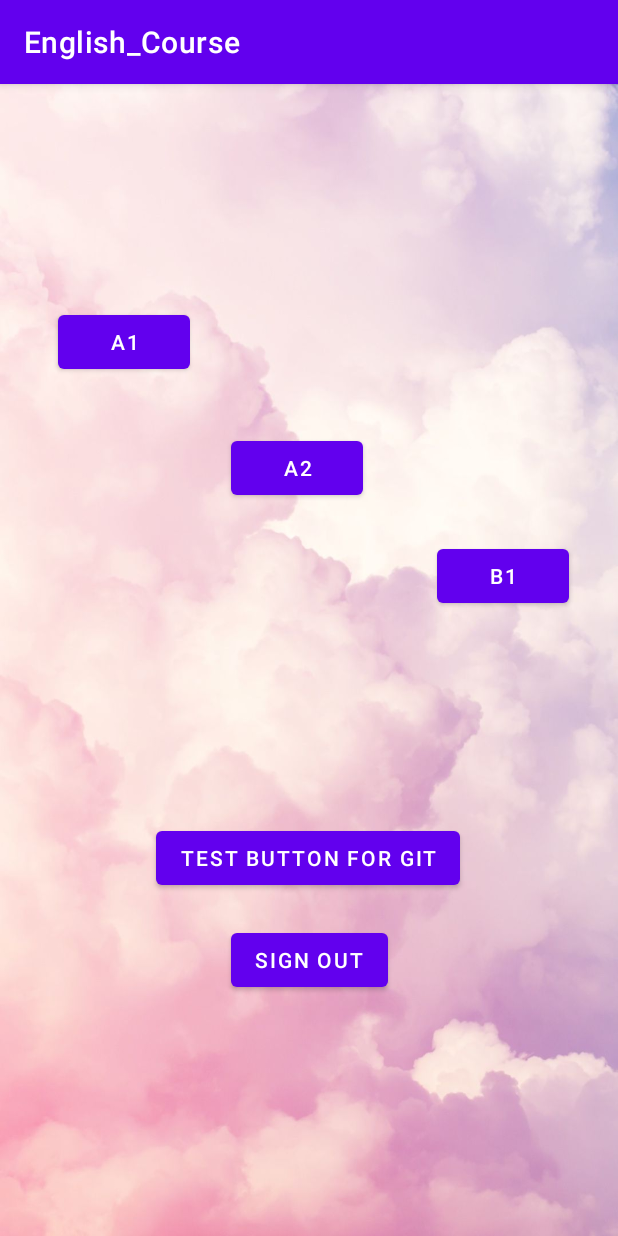
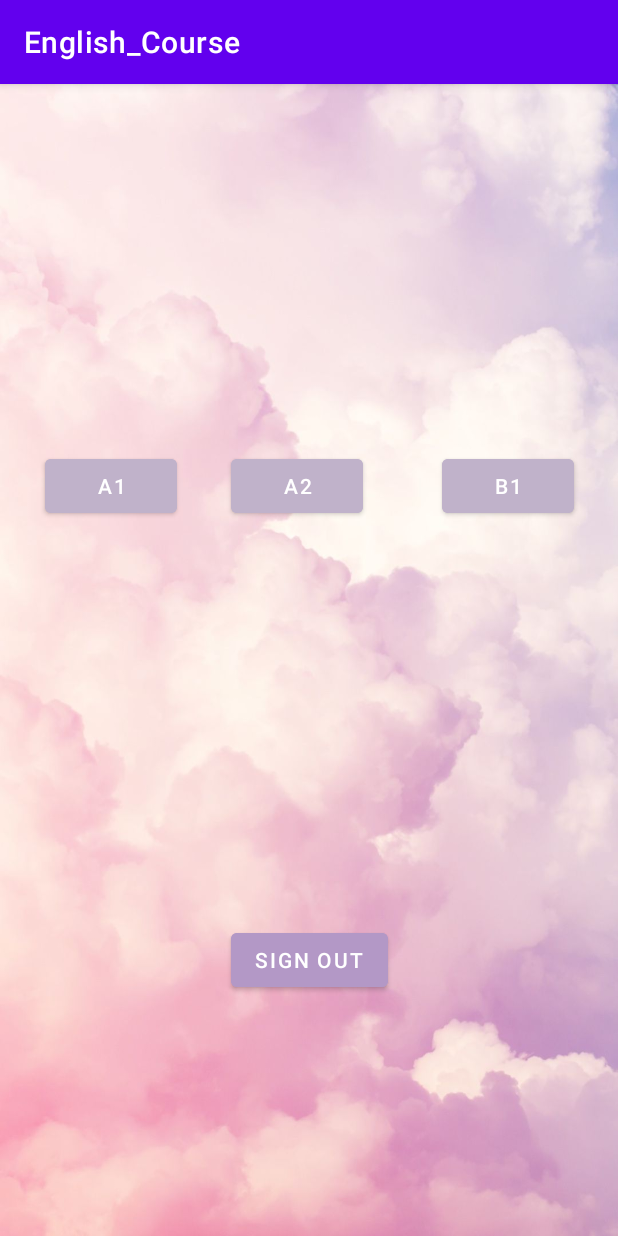
Before and after one commit to HollowCloud/English_Course, an Android app: the screen it shows after launch once a user with an empty profile is signed in (MainThreeActivity), on a phone screen of 412 x 824 dp. Run offline under Robolectric (Android 15) with nearby library versions, the phone set to English and light mode, and no system bars; our stand-ins replace Firebase (no records; nobody signed in at launch, a user with empty details on screens opened directly).

Commit message:
Color of the buttons were altered

```diff
--- a/app/src/main/res/layout/activity_main_three.xml
+++ b/app/src/main/res/layout/activity_main_three.xml
@@ -17,16 +17,6 @@
 <!--    -->
 <!--</LinearLayout>-->
 
-    <Button
-        android:id="@+id/btn_"
-        android:layout_width="wrap_content"
-        android:layout_height="wrap_content"
-        android:layout_marginBottom="228dp"
-        android:text="Test Button For Git"
-        app:layout_constraintBottom_toBottomOf="parent"
-        app:layout_constraintEnd_toEndOf="parent"
-        app:layout_constraintHorizontal_bias="0.497"
-        app:layout_constraintStart_toStartOf="parent" />
 
     <Button
         android:id="@+id/btn_signout"
@@ -36,24 +26,27 @@
         android:text="Sign Out"
         app:layout_constraintBottom_toBottomOf="parent"
         app:layout_constraintEnd_toEndOf="parent"
-        app:layout_constraintStart_toStartOf="parent" />
+        app:layout_constraintStart_toStartOf="parent"
+        android:backgroundTint="#B398C6"/>
 
     <Button
         android:id="@+id/btn_a_first"
         android:layout_width="wrap_content"
         android:layout_height="wrap_content"
-        android:layout_marginBottom="572dp"
+        android:layout_marginBottom="476dp"
+        android:backgroundTint="#C0B2CA"
         android:text="A1"
         app:layout_constraintBottom_toBottomOf="parent"
         app:layout_constraintEnd_toEndOf="parent"
-        app:layout_constraintHorizontal_bias="0.12"
+        app:layout_constraintHorizontal_bias="0.092"
         app:layout_constraintStart_toStartOf="parent" />
 
     <Button
         android:id="@+id/btn_a_second"
         android:layout_width="wrap_content"
         android:layout_height="wrap_content"
-        android:layout_marginBottom="488dp"
+        android:layout_marginBottom="476dp"
+        android:backgroundTint="#C0B2CA"
         android:text="A2"
         app:layout_constraintBottom_toBottomOf="parent"
         app:layout_constraintEnd_toEndOf="parent"
@@ -64,11 +57,12 @@
         android:id="@+id/btn_b_first"
         android:layout_width="wrap_content"
         android:layout_height="wrap_content"
-        android:layout_marginBottom="416dp"
+        android:layout_marginBottom="476dp"
+        android:backgroundTint="#C0B2CA"
         android:text="B1"
         app:layout_constraintBottom_toBottomOf="parent"
         app:layout_constraintEnd_toEndOf="parent"
-        app:layout_constraintHorizontal_bias="0.9"
+        app:layout_constraintHorizontal_bias="0.91"
         app:layout_constraintStart_toStartOf="parent" />
 
 
```
